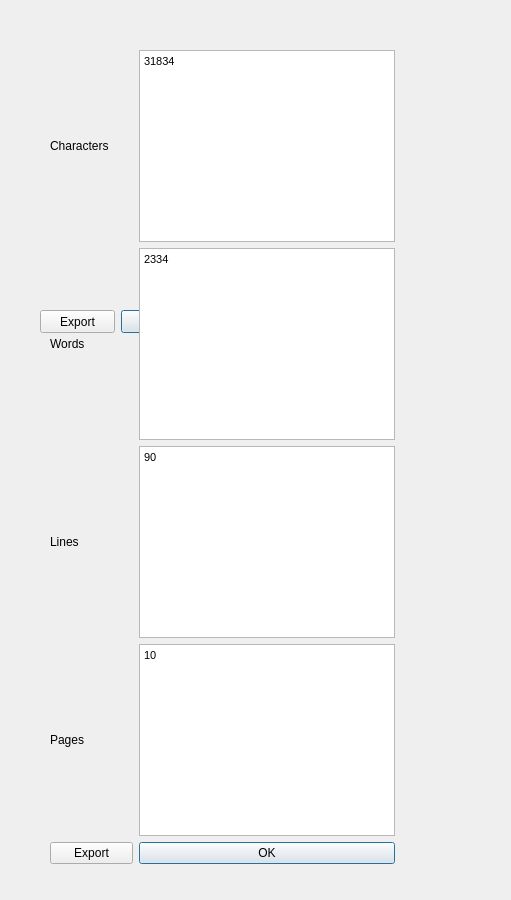
Old version of the form resources/frames/count.ui in the repository Peyala/PDFTool.
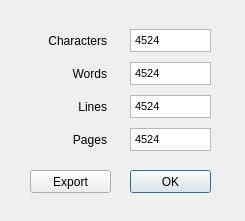
New version of the form. Icons and pictures are not drawn.

Commit message: Count results Dialog

```diff
--- a/resources/frames/count.ui
+++ b/resources/frames/count.ui
@@ -1,195 +1,404 @@
 <?xml version="1.0" encoding="UTF-8"?>
 <ui version="4.0">
- <class>Form</class>
- <widget class="QWidget" name="Form">
+ <class>resultCount</class>
+ <widget class="QDialog" name="resultCount">
   <property name="geometry">
    <rect>
     <x>0</x>
     <y>0</y>
-    <width>511</width>
-    <height>900</height>
+    <width>245</width>
+    <height>221</height>
    </rect>
   </property>
+  <property name="sizePolicy">
+   <sizepolicy hsizetype="Fixed" vsizetype="Fixed">
+    <horstretch>0</horstretch>
+    <verstretch>0</verstretch>
+   </sizepolicy>
+  </property>
+  <property name="minimumSize">
+   <size>
+    <width>245</width>
+    <height>221</height>
+   </size>
+  </property>
+  <property name="maximumSize">
+   <size>
+    <width>245</width>
+    <height>221</height>
+   </size>
+  </property>
   <property name="windowTitle">
    <string>Form</string>
   </property>
-  <widget class="QPushButton" name="pushButton_2">
-   <property name="geometry">
-    <rect>
-     <x>121</x>
-     <y>310</y>
-     <width>75</width>
-     <height>23</height>
-    </rect>
-   </property>
-   <property name="text">
-    <string>OK</string>
-   </property>
-   <property name="default">
-    <bool>true</bool>
-   </property>
-  </widget>
-  <widget class="QPushButton" name="pushButton">
-   <property name="geometry">
-    <rect>
-     <x>40</x>
-     <y>310</y>
-     <width>75</width>
-     <height>23</height>
-    </rect>
-   </property>
-   <property name="text">
-    <string>Export</string>
-   </property>
-  </widget>
-  <widget class="QWidget" name="">
-   <property name="geometry">
-    <rect>
-     <x>50</x>
-     <y>50</y>
-     <width>345</width>
-     <height>817</height>
-    </rect>
-   </property>
-   <layout class="QGridLayout" name="gridLayout">
-    <item row="0" column="0">
-     <widget class="QLabel" name="label">
-      <property name="text">
-       <string>Characters</string>
-      </property>
-     </widget>
-    </item>
-    <item row="1" column="0">
-     <widget class="QLabel" name="label_3">
-      <property name="text">
-       <string>Words</string>
-      </property>
-     </widget>
-    </item>
-    <item row="2" column="0">
+  <property name="windowIcon">
+   <iconset>
+    <normaloff>../img/pdf.png</normaloff>../img/pdf.png</iconset>
+  </property>
      <widget class="QLabel" name="label_4">
-      <property name="text">
-       <string>Lines</string>
-      </property>
-     </widget>
-    </item>
-    <item row="3" column="0">
-     <widget class="QLabel" name="label_5">
+   <property name="geometry">
+    <rect>
+     <x>32</x>
+     <y>128</y>
+     <width>75</width>
+     <height>23</height>
+    </rect>
+   </property>
+   <property name="sizePolicy">
+    <sizepolicy hsizetype="Fixed" vsizetype="Fixed">
+     <horstretch>0</horstretch>
+     <verstretch>0</verstretch>
+    </sizepolicy>
+   </property>
+   <property name="minimumSize">
+    <size>
+     <width>75</width>
+     <height>23</height>
+    </size>
+   </property>
+   <property name="maximumSize">
+    <size>
+     <width>75</width>
+     <height>23</height>
+    </size>
+   </property>
       <property name="text">
        <string>Pages</string>
       </property>
-     </widget>
-    </item>
-    <item row="4" column="0">
-     <widget class="QPushButton" name="pushButton_4">
-      <property name="text">
-       <string>Export</string>
-      </property>
-     </widget>
-    </item>
-    <item row="0" column="2">
-     <widget class="QTextBrowser" name="textBrowser">
+   <property name="alignment">
+    <set>Qt::AlignRight|Qt::AlignTrailing|Qt::AlignVCenter</set>
+   </property>
+  </widget>
+  <widget class="QTextBrowser" name="textBrowser_2">
+   <property name="geometry">
+    <rect>
+     <x>130</x>
+     <y>128</y>
+     <width>81</width>
+     <height>23</height>
+    </rect>
+   </property>
       <property name="sizePolicy">
        <sizepolicy hsizetype="Fixed" vsizetype="Fixed">
         <horstretch>0</horstretch>
         <verstretch>0</verstretch>
        </sizepolicy>
       </property>
-      <property name="cursor" stdset="0">
-       <cursorShape>IBeamCursor</cursorShape>
+   <property name="minimumSize">
+    <size>
+     <width>81</width>
+     <height>23</height>
+    </size>
+   </property>
+   <property name="maximumSize">
+    <size>
+     <width>81</width>
+     <height>23</height>
+    </size>
       </property>
       <property name="verticalScrollBarPolicy">
        <enum>Qt::ScrollBarAlwaysOff</enum>
       </property>
+   <property name="horizontalScrollBarPolicy">
+    <enum>Qt::ScrollBarAlwaysOff</enum>
+   </property>
       <property name="html">
        <string>&lt;!DOCTYPE HTML PUBLIC &quot;-//W3C//DTD HTML 4.0//EN&quot; &quot;http://www.w3.org/TR/REC-html40/strict.dtd&quot;&gt;
 &lt;html&gt;&lt;head&gt;&lt;meta name=&quot;qrichtext&quot; content=&quot;1&quot; /&gt;&lt;style type=&quot;text/css&quot;&gt;
 p, li { white-space: pre-wrap; }
 &lt;/style&gt;&lt;/head&gt;&lt;body style=&quot; font-family:'MS Shell Dlg 2'; font-size:8.25pt; font-weight:400; font-style:normal;&quot;&gt;
-&lt;p style=&quot; margin-top:0px; margin-bottom:0px; margin-left:0px; margin-right:0px; -qt-block-indent:0; text-indent:0px;&quot;&gt;31834&lt;/p&gt;&lt;/body&gt;&lt;/html&gt;</string>
-      </property>
-     </widget>
-    </item>
-    <item row="1" column="2">
+&lt;p style=&quot; margin-top:0px; margin-bottom:0px; margin-left:0px; margin-right:0px; -qt-block-indent:0; text-indent:0px;&quot;&gt;4524&lt;/p&gt;&lt;/body&gt;&lt;/html&gt;</string>
+   </property>
+  </widget>
+  <widget class="QLabel" name="label_5">
+   <property name="geometry">
+    <rect>
+     <x>32</x>
+     <y>29</y>
+     <width>75</width>
+     <height>23</height>
+    </rect>
+   </property>
+   <property name="sizePolicy">
+    <sizepolicy hsizetype="Fixed" vsizetype="Fixed">
+     <horstretch>0</horstretch>
+     <verstretch>0</verstretch>
+    </sizepolicy>
+   </property>
+   <property name="minimumSize">
+    <size>
+     <width>75</width>
+     <height>23</height>
+    </size>
+   </property>
+   <property name="maximumSize">
+    <size>
+     <width>75</width>
+     <height>23</height>
+    </size>
+   </property>
+   <property name="text">
+    <string>Characters</string>
+   </property>
+   <property name="alignment">
+    <set>Qt::AlignRight|Qt::AlignTrailing|Qt::AlignVCenter</set>
+   </property>
+  </widget>
      <widget class="QTextBrowser" name="textBrowser_3">
+   <property name="geometry">
+    <rect>
+     <x>130</x>
+     <y>29</y>
+     <width>81</width>
+     <height>23</height>
+    </rect>
+   </property>
       <property name="sizePolicy">
        <sizepolicy hsizetype="Fixed" vsizetype="Fixed">
         <horstretch>0</horstretch>
         <verstretch>0</verstretch>
        </sizepolicy>
       </property>
-      <property name="cursor" stdset="0">
-       <cursorShape>IBeamCursor</cursorShape>
+   <property name="minimumSize">
+    <size>
+     <width>81</width>
+     <height>23</height>
+    </size>
+   </property>
+   <property name="maximumSize">
+    <size>
+     <width>81</width>
+     <height>23</height>
+    </size>
       </property>
       <property name="verticalScrollBarPolicy">
        <enum>Qt::ScrollBarAlwaysOff</enum>
       </property>
+   <property name="horizontalScrollBarPolicy">
+    <enum>Qt::ScrollBarAlwaysOff</enum>
+   </property>
       <property name="html">
        <string>&lt;!DOCTYPE HTML PUBLIC &quot;-//W3C//DTD HTML 4.0//EN&quot; &quot;http://www.w3.org/TR/REC-html40/strict.dtd&quot;&gt;
 &lt;html&gt;&lt;head&gt;&lt;meta name=&quot;qrichtext&quot; content=&quot;1&quot; /&gt;&lt;style type=&quot;text/css&quot;&gt;
 p, li { white-space: pre-wrap; }
 &lt;/style&gt;&lt;/head&gt;&lt;body style=&quot; font-family:'MS Shell Dlg 2'; font-size:8.25pt; font-weight:400; font-style:normal;&quot;&gt;
-&lt;p style=&quot; margin-top:0px; margin-bottom:0px; margin-left:0px; margin-right:0px; -qt-block-indent:0; text-indent:0px;&quot;&gt;2334&lt;/p&gt;&lt;/body&gt;&lt;/html&gt;</string>
-      </property>
-     </widget>
-    </item>
-    <item row="2" column="2">
+&lt;p style=&quot; margin-top:0px; margin-bottom:0px; margin-left:0px; margin-right:0px; -qt-block-indent:0; text-indent:0px;&quot;&gt;4524&lt;/p&gt;&lt;/body&gt;&lt;/html&gt;</string>
+   </property>
+  </widget>
+  <widget class="QLabel" name="label_6">
+   <property name="geometry">
+    <rect>
+     <x>32</x>
+     <y>62</y>
+     <width>75</width>
+     <height>23</height>
+    </rect>
+   </property>
+   <property name="sizePolicy">
+    <sizepolicy hsizetype="Fixed" vsizetype="Fixed">
+     <horstretch>0</horstretch>
+     <verstretch>0</verstretch>
+    </sizepolicy>
+   </property>
+   <property name="minimumSize">
+    <size>
+     <width>75</width>
+     <height>23</height>
+    </size>
+   </property>
+   <property name="maximumSize">
+    <size>
+     <width>75</width>
+     <height>23</height>
+    </size>
+   </property>
+   <property name="text">
+    <string>Words</string>
+   </property>
+   <property name="alignment">
+    <set>Qt::AlignRight|Qt::AlignTrailing|Qt::AlignVCenter</set>
+   </property>
+  </widget>
      <widget class="QTextBrowser" name="textBrowser_4">
+   <property name="geometry">
+    <rect>
+     <x>130</x>
+     <y>62</y>
+     <width>81</width>
+     <height>23</height>
+    </rect>
+   </property>
       <property name="sizePolicy">
        <sizepolicy hsizetype="Fixed" vsizetype="Fixed">
         <horstretch>0</horstretch>
         <verstretch>0</verstretch>
        </sizepolicy>
       </property>
-      <property name="cursor" stdset="0">
-       <cursorShape>IBeamCursor</cursorShape>
+   <property name="minimumSize">
+    <size>
+     <width>81</width>
+     <height>23</height>
+    </size>
+   </property>
+   <property name="maximumSize">
+    <size>
+     <width>81</width>
+     <height>23</height>
+    </size>
       </property>
       <property name="verticalScrollBarPolicy">
        <enum>Qt::ScrollBarAlwaysOff</enum>
       </property>
+   <property name="horizontalScrollBarPolicy">
+    <enum>Qt::ScrollBarAlwaysOff</enum>
+   </property>
       <property name="html">
        <string>&lt;!DOCTYPE HTML PUBLIC &quot;-//W3C//DTD HTML 4.0//EN&quot; &quot;http://www.w3.org/TR/REC-html40/strict.dtd&quot;&gt;
 &lt;html&gt;&lt;head&gt;&lt;meta name=&quot;qrichtext&quot; content=&quot;1&quot; /&gt;&lt;style type=&quot;text/css&quot;&gt;
 p, li { white-space: pre-wrap; }
 &lt;/style&gt;&lt;/head&gt;&lt;body style=&quot; font-family:'MS Shell Dlg 2'; font-size:8.25pt; font-weight:400; font-style:normal;&quot;&gt;
-&lt;p style=&quot; margin-top:0px; margin-bottom:0px; margin-left:0px; margin-right:0px; -qt-block-indent:0; text-indent:0px;&quot;&gt;90&lt;/p&gt;&lt;/body&gt;&lt;/html&gt;</string>
-      </property>
-     </widget>
-    </item>
-    <item row="3" column="2">
+&lt;p style=&quot; margin-top:0px; margin-bottom:0px; margin-left:0px; margin-right:0px; -qt-block-indent:0; text-indent:0px;&quot;&gt;4524&lt;/p&gt;&lt;/body&gt;&lt;/html&gt;</string>
+   </property>
+  </widget>
+  <widget class="QLabel" name="label_7">
+   <property name="geometry">
+    <rect>
+     <x>32</x>
+     <y>95</y>
+     <width>75</width>
+     <height>23</height>
+    </rect>
+   </property>
+   <property name="sizePolicy">
+    <sizepolicy hsizetype="Fixed" vsizetype="Fixed">
+     <horstretch>0</horstretch>
+     <verstretch>0</verstretch>
+    </sizepolicy>
+   </property>
+   <property name="minimumSize">
+    <size>
+     <width>75</width>
+     <height>23</height>
+    </size>
+   </property>
+   <property name="maximumSize">
+    <size>
+     <width>75</width>
+     <height>23</height>
+    </size>
+   </property>
+   <property name="text">
+    <string>Lines</string>
+   </property>
+   <property name="alignment">
+    <set>Qt::AlignRight|Qt::AlignTrailing|Qt::AlignVCenter</set>
+   </property>
+  </widget>
      <widget class="QTextBrowser" name="textBrowser_5">
+   <property name="geometry">
+    <rect>
+     <x>130</x>
+     <y>95</y>
+     <width>81</width>
+     <height>23</height>
+    </rect>
+   </property>
       <property name="sizePolicy">
        <sizepolicy hsizetype="Fixed" vsizetype="Fixed">
         <horstretch>0</horstretch>
         <verstretch>0</verstretch>
        </sizepolicy>
       </property>
-      <property name="cursor" stdset="0">
-       <cursorShape>IBeamCursor</cursorShape>
+   <property name="minimumSize">
+    <size>
+     <width>81</width>
+     <height>23</height>
+    </size>
+   </property>
+   <property name="maximumSize">
+    <size>
+     <width>81</width>
+     <height>23</height>
+    </size>
       </property>
       <property name="verticalScrollBarPolicy">
        <enum>Qt::ScrollBarAlwaysOff</enum>
       </property>
+   <property name="horizontalScrollBarPolicy">
+    <enum>Qt::ScrollBarAlwaysOff</enum>
+   </property>
       <property name="html">
        <string>&lt;!DOCTYPE HTML PUBLIC &quot;-//W3C//DTD HTML 4.0//EN&quot; &quot;http://www.w3.org/TR/REC-html40/strict.dtd&quot;&gt;
 &lt;html&gt;&lt;head&gt;&lt;meta name=&quot;qrichtext&quot; content=&quot;1&quot; /&gt;&lt;style type=&quot;text/css&quot;&gt;
 p, li { white-space: pre-wrap; }
 &lt;/style&gt;&lt;/head&gt;&lt;body style=&quot; font-family:'MS Shell Dlg 2'; font-size:8.25pt; font-weight:400; font-style:normal;&quot;&gt;
-&lt;p style=&quot; margin-top:0px; margin-bottom:0px; margin-left:0px; margin-right:0px; -qt-block-indent:0; text-indent:0px;&quot;&gt;10&lt;/p&gt;&lt;/body&gt;&lt;/html&gt;</string>
-      </property>
-     </widget>
-    </item>
-    <item row="4" column="2">
-     <widget class="QPushButton" name="pushButton_3">
+&lt;p style=&quot; margin-top:0px; margin-bottom:0px; margin-left:0px; margin-right:0px; -qt-block-indent:0; text-indent:0px;&quot;&gt;4524&lt;/p&gt;&lt;/body&gt;&lt;/html&gt;</string>
+   </property>
+  </widget>
+  <widget class="QPushButton" name="pushButton">
+   <property name="geometry">
+    <rect>
+     <x>30</x>
+     <y>170</y>
+     <width>81</width>
+     <height>23</height>
+    </rect>
+   </property>
+   <property name="sizePolicy">
+    <sizepolicy hsizetype="Fixed" vsizetype="Fixed">
+     <horstretch>0</horstretch>
+     <verstretch>0</verstretch>
+    </sizepolicy>
+   </property>
+   <property name="minimumSize">
+    <size>
+     <width>81</width>
+     <height>23</height>
+    </size>
+   </property>
+   <property name="maximumSize">
+    <size>
+     <width>81</width>
+     <height>23</height>
+    </size>
+   </property>
+   <property name="text">
+    <string>Export</string>
+   </property>
+   <property name="autoDefault">
+    <bool>false</bool>
+   </property>
+  </widget>
+  <widget class="QPushButton" name="pushButton_2">
+   <property name="geometry">
+    <rect>
+     <x>130</x>
+     <y>170</y>
+     <width>81</width>
+     <height>23</height>
+    </rect>
+   </property>
+   <property name="sizePolicy">
+    <sizepolicy hsizetype="Fixed" vsizetype="Fixed">
+     <horstretch>0</horstretch>
+     <verstretch>0</verstretch>
+    </sizepolicy>
+   </property>
+   <property name="minimumSize">
+    <size>
+     <width>81</width>
+     <height>23</height>
+    </size>
+   </property>
+   <property name="maximumSize">
+    <size>
+     <width>81</width>
+     <height>23</height>
+    </size>
+   </property>
       <property name="text">
        <string>OK</string>
       </property>
-      <property name="default">
-       <bool>true</bool>
-      </property>
-     </widget>
-    </item>
-   </layout>
   </widget>
  </widget>
  <resources/>
```
Left out of the diff: 2 changed lines with no effect on the pictures. Lines whose indentation alone changed are shown as unchanged.
